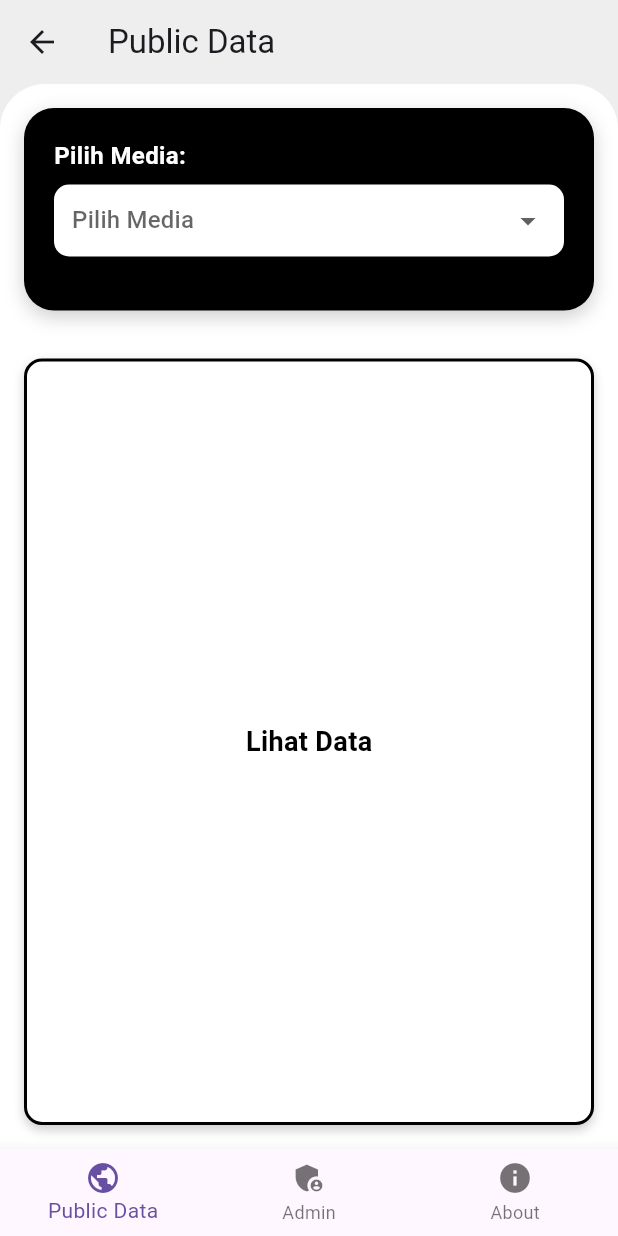
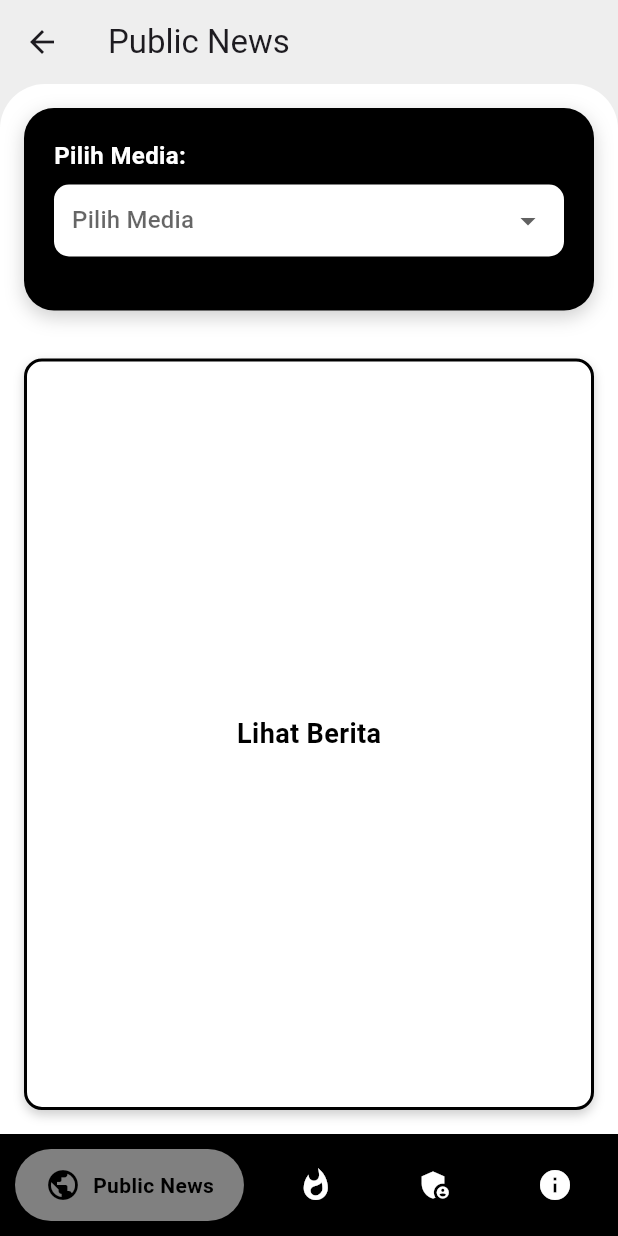
Before and after one commit to FigoRazzan/FlexNews-ClientApp, a Flutter app: the HomeScreen screen opened directly, on a phone screen of 412 x 824 dp. Run offline on Flutter 3.47's test engine with Material 3 defaults, Android fonts, the phone set to English and light mode, and no system bars; drawn by our look-alikes of google_nav_bar; our stand-ins replace fl_chart, sqflite, webview_flutter; accounts and stored records are empty.

Commit message:
Big Update UI and Chart

```diff
--- a/lib/screens/home_screen.dart
+++ b/lib/screens/home_screen.dart
@@ -1,6 +1,8 @@
 import 'package:flutter/material.dart';
+import 'package:google_nav_bar/google_nav_bar.dart';
 import 'public_data_screen.dart';
 import 'about_screen.dart';
+import 'hot_topic.dart';
 
 class HomeScreen extends StatefulWidget {
   @override
@@ -12,37 +14,54 @@ class _HomeScreenState extends State<HomeScreen> {
 
   final List<Widget> _pages = [
     PublicDataScreen(),
-    Center(child: Text('Admin Page')),
-    AboutScreen(), // Pastikan ini mengganti Text sebelumnya
+    HotTopicScreen(), // Halaman Hot Topics
+    Center(
+        child: Text('Admin Page',
+            style: TextStyle(fontSize: 24))), // Placeholder Admin Page
+    AboutScreen(),
   ];
-
-  void _onItemTapped(int index) {
-    setState(() {
-      _selectedIndex = index;
-    });
-  }
 
   @override
   Widget build(BuildContext context) {
     return Scaffold(
       body: _pages[_selectedIndex],
-      bottomNavigationBar: BottomNavigationBar(
-        items: const <BottomNavigationBarItem>[
-          BottomNavigationBarItem(
-            icon: Icon(Icons.public),
-            label: 'Public Data',
+      bottomNavigationBar: Container(
+        color: Colors.black, // Warna background navbar
+        child: Padding(
+          padding: const EdgeInsets.symmetric(horizontal: 10, vertical: 10),
+          child: GNav(
+            backgroundColor: Colors.black,
+            color: Colors.white, // Warna icon dan teks (default)
+            activeColor: Colors.black, // Warna aktif (untuk icon & teks aktif)
+            tabBackgroundColor:
+                Colors.white.withOpacity(0.5), // Transparansi warna saat aktif
+            gap: 8,
+            padding: const EdgeInsets.symmetric(horizontal: 20, vertical: 12),
+            onTabChange: (index) {
+              setState(() {
+                _selectedIndex = index;
+              });
+            },
+            tabs: const [
+              GButton(
+                icon: Icons.public,
+                text: 'Public News',
+              ),
+              GButton(
+                icon: Icons.whatshot,
+                text: 'Hot Topics',
+              ),
+              GButton(
+                icon: Icons.admin_panel_settings,
+                text: 'Admin',
+              ),
+              GButton(
+                icon: Icons.info,
+                text: 'About',
+              ),
+            ],
           ),
-          BottomNavigationBarItem(
-            icon: Icon(Icons.admin_panel_settings),
-            label: 'Admin',
-          ),
-          BottomNavigationBarItem(
-            icon: Icon(Icons.info),
-            label: 'About',
-          ),
-        ],
-        currentIndex: _selectedIndex,
-        onTap: _onItemTapped,
+        ),
       ),
     );
   }
--- a/lib/screens/public_data_screen.dart
+++ b/lib/screens/public_data_screen.dart
@@ -87,7 +87,7 @@ class _PublicDataScreenState extends State<PublicDataScreen> {
   Widget build(BuildContext context) {
     return Scaffold(
       appBar: AppBar(
-        title: Text('Public Data'),
+        title: Text('Public News'),
         backgroundColor: Colors.grey[200],
       ),
       backgroundColor: Colors.grey[200], // Background color for the scaffold
@@ -232,7 +232,7 @@ class _PublicDataScreenState extends State<PublicDataScreen> {
                     ),
                     child: Center(
                       child: Text(
-                        'Lihat Data',
+                        'Lihat Berita',
                         style: TextStyle(
                           color: Colors.black,
                           fontSize: 18,
--- a/pubspec.yaml
+++ b/pubspec.yaml
@@ -34,6 +34,8 @@ dependencies:
   webview_flutter: ^4.10.0
   sqflite: ^2.0.0+3
   path: ^1.8.3
+  google_nav_bar: ^5.0.6
+  fl_chart: ^0.65.0
   # The following adds the Cupertino Icons font to your application.
   # Use with the CupertinoIcons class for iOS style icons.
   cupertino_icons: ^1.0.8
```
Also changed, not shown: lib/screens/about_screen.dart (+4 -4 lines), lib/screens/hot_topic.dart (added, +319 -0 lines), lib/screens/public_screen/terbaru.dart (+60 -24 lines), pubspec.lock.
